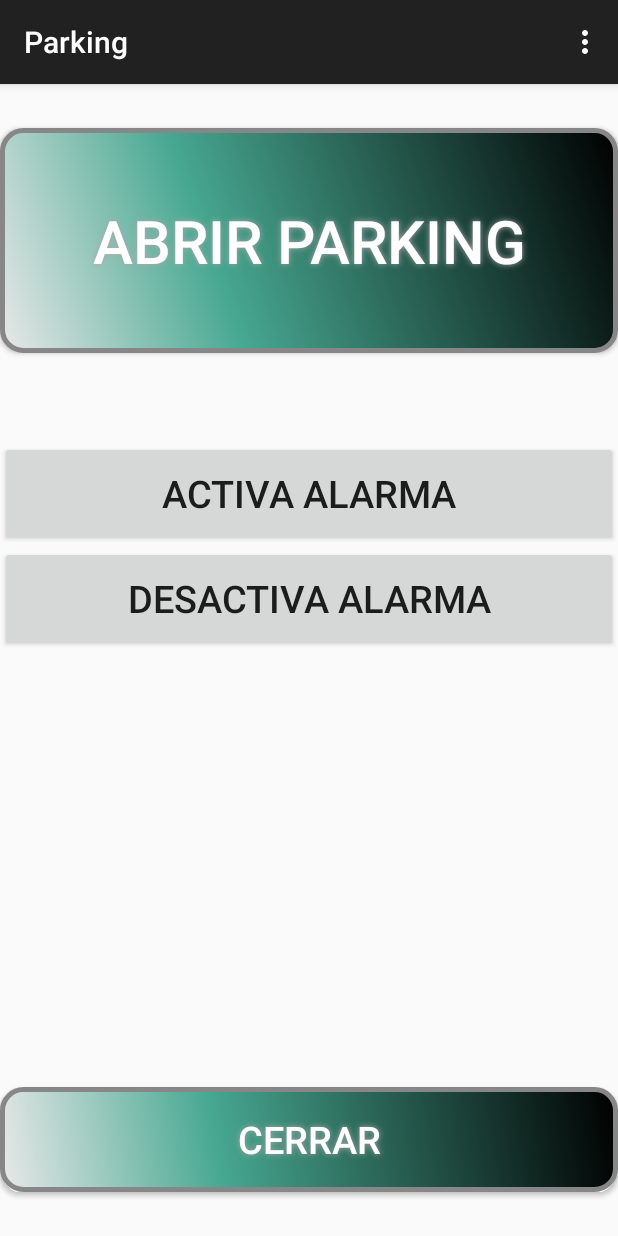
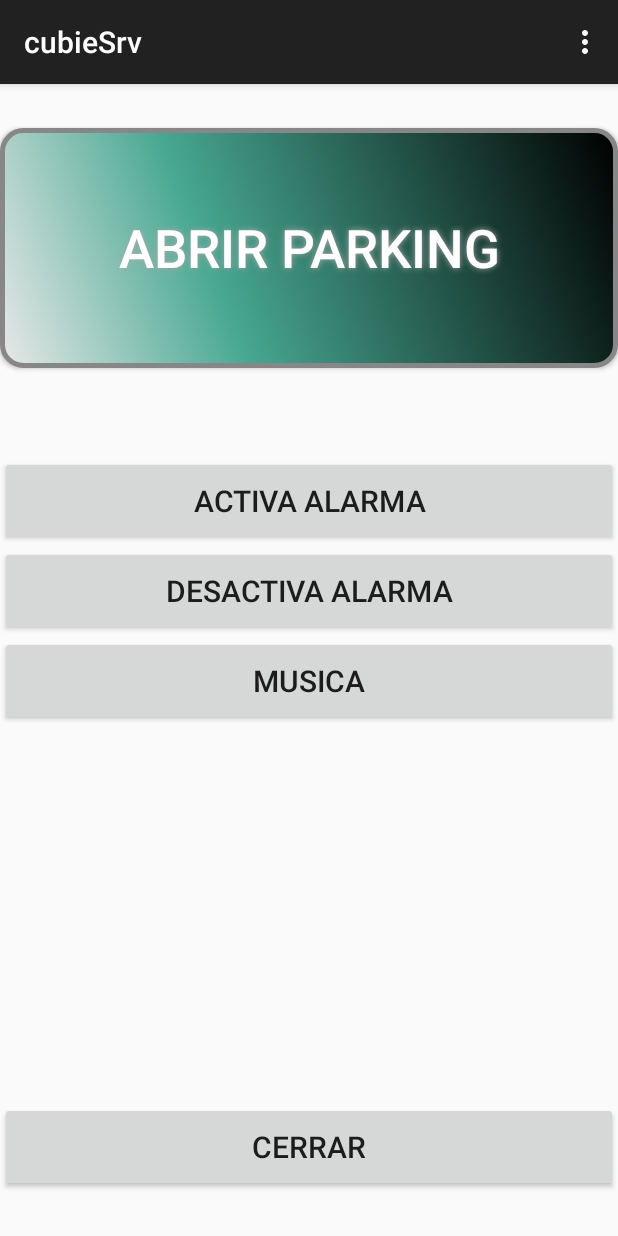
Before and after one commit to sergutpal/android, an Android app: the screen it shows after launch (MainActivity), on a phone screen of 412 x 824 dp. Run offline under Robolectric (Android 15) with nearby library versions, the phone set to English and light mode, and no system bars.

Commit message:
07022020 1546

```diff
--- a/PARKING-SGP/app/src/main/AndroidManifest.xml
+++ b/PARKING-SGP/app/src/main/AndroidManifest.xml
@@ -6,12 +6,12 @@
 
     <application
         android:allowBackup="true"
-        android:label="Parking"
+        android:label="cubieSrv"
         android:icon="@mipmap/ic_launcher"
         android:theme="@style/AppTheme" >
         <activity
             android:name="sergutpal.dynu.com.nfc.MainActivity"
-            android:label="Parking" >
+            android:label="cubieSrv" >
             <intent-filter>
                 <action android:name="android.intent.action.MAIN" />
                 <category android:name="android.intent.category.LAUNCHER" />
--- a/PARKING-SGP/app/src/main/java/sergutpal/dynu/com/nfc/MainActivity.java
+++ b/PARKING-SGP/app/src/main/java/sergutpal/dynu/com/nfc/MainActivity.java
@@ -66,6 +66,13 @@ public class MainActivity extends ActionBarActivity {
         sendMessageTelegram(msgTelegram, "Alarma desactivada");
     }
 
+    public void btnMusicClick(View view) {
+        String msgTelegram;
+
+        msgTelegram = "sgp.musica";
+        sendMessageTelegram(msgTelegram, "Musica activada");
+    }
+
     public void closeApp() {
         finish();
         System.exit(0);
--- a/PARKING-SGP/app/src/main/res/layout/activity_main.xml
+++ b/PARKING-SGP/app/src/main/res/layout/activity_main.xml
@@ -16,10 +16,10 @@
 
             <Button
                 android:layout_width="match_parent"
-                android:layout_height="150dip"
+                android:layout_height="160dip"
                 android:layout_gravity="center_horizontal|center"
                 android:textColor="#FFFFFF"
-                android:textSize="40sp"
+                android:textSize="35sp"
                 android:background="@drawable/buttonshape"
                 android:shadowColor="#A8A8A8"
                 android:shadowDx="0"
@@ -51,9 +51,9 @@
 
             <Button
                 android:layout_width="match_parent"
-                android:layout_height="70dip"
+                android:layout_height="60dip"
                 android:layout_gravity="center_horizontal|center"
-                android:textSize="25sp"
+                android:textSize="20sp"
                 android:id="@+id/btnAlarmOn"
                 android:text="Activa Alarma"
                 android:checked="true"
@@ -62,14 +62,24 @@
 
             <Button
                 android:layout_width="match_parent"
-                android:layout_height="70dip"
+                android:layout_height="60dip"
                 android:layout_gravity="center_horizontal|center"
-                android:textSize="25sp"
+                android:textSize="20sp"
                 android:id="@+id/btnAlarmOff"
                 android:text="DESactiva Alarma"
                 android:checked="true"
                 android:enabled="true"
                 android:onClick="btnAlarmOffClick"/>
+            <Button
+                android:layout_width="match_parent"
+                android:layout_height="60dip"
+                android:layout_gravity="center_horizontal|center"
+                android:textSize="20sp"
+                android:id="@+id/btnMusic"
+                android:text="Musica"
+                android:checked="true"
+                android:enabled="true"
+                android:onClick="btnMusicClick"/>
 
 
     <LinearLayout
@@ -81,15 +91,9 @@
 
                 <Button
                     android:layout_width="match_parent"
-                    android:layout_height="70dip"
+                    android:layout_height="60dip"
                     android:layout_gravity="center_horizontal|center"
-                    android:background="@drawable/buttonshape"
-                    android:textColor="#FFFFFF"
-                    android:textSize="25sp"
-                    android:shadowColor="#A8A8A8"
-                    android:shadowDx="0"
-                    android:shadowDy="0"
-                    android:shadowRadius="5"
+                    android:textSize="20sp"
                     android:id="@+id/btnClose"
                     android:text="Cerrar"
                     android:checked="true"
```
Also changed, not shown: 3 other files.
